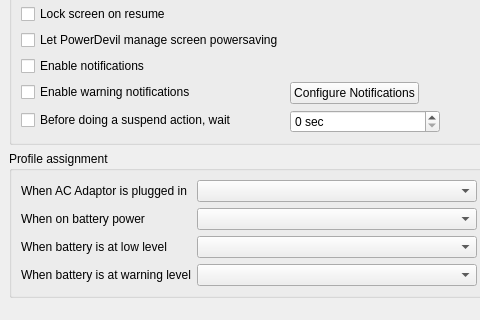
This is kcmodule/generalPage.ui in KDE/powerdevil as Qt 5 draws it before an edit; both pictures show x 0 to 480 and y 102 to 422 of the 754 by 537 pixel window. The edited form follows.
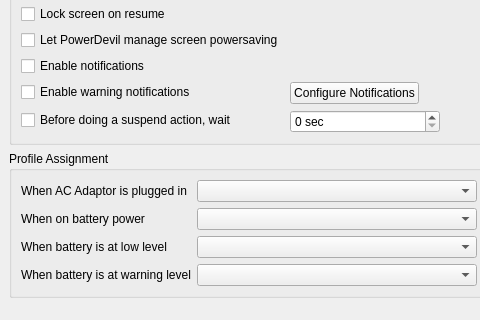
This is the edited form. Custom widgets are drawn as their Qt base class.

```diff
--- a/kcmodule/generalPage.ui
+++ b/kcmodule/generalPage.ui
@@ -202,7 +202,7 @@
        <item>
         <widget class="QGroupBox" name="groupBox_4" >
          <property name="title" >
-          <string>Profile assignment</string>
+          <string>Profile Assignment</string>
          </property>
          <layout class="QFormLayout" name="formLayout_5" >
           <item row="0" column="0" >
```
